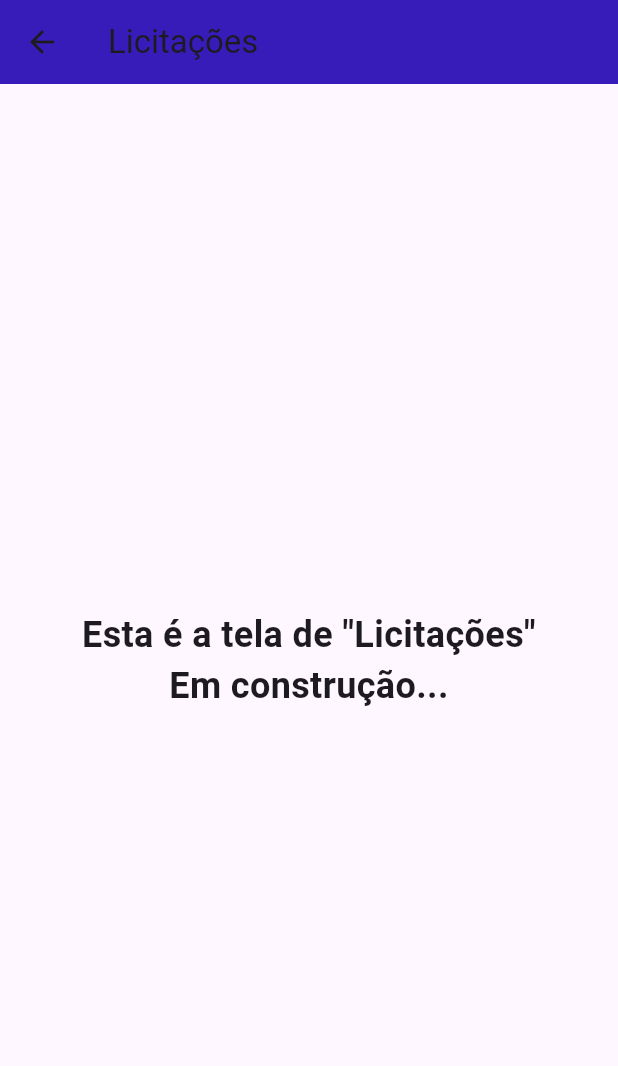
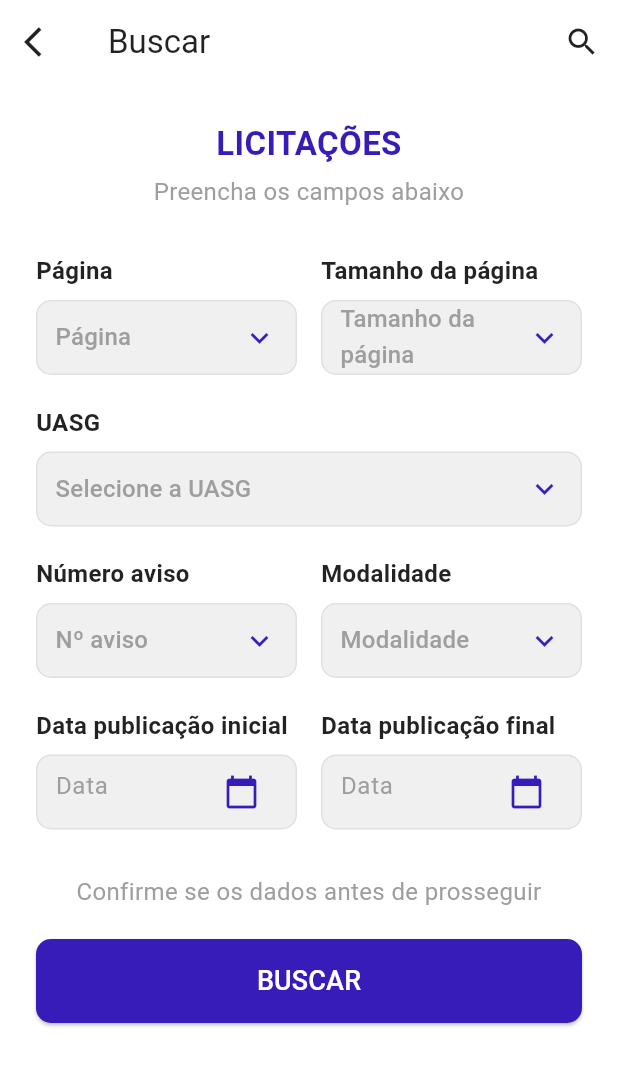
Before and after one commit to jo4ovictor/devmobile, a Flutter app: the TelaBuscar screen opened directly, after a tap on "Licitações", on a phone screen of 412 x 824 dp. Shown: the top 1066 px of the screen. Run offline on Flutter 3.47's test engine with Material 3 defaults, Android fonts, the light colour scheme and no system bars.

Commit message:
página de licitações

```diff
--- a/lib/tela-buscar.dart
+++ b/lib/tela-buscar.dart
@@ -6,7 +6,7 @@ import 'package:flutter/material.dart';
 // Por exemplo:
 // import 'package:seu_projeto/tela_buscar_gastos.dart';
 // import 'package:seu_projeto/tela_atas_registro.dart';
-// import 'package:seu_projeto/tela_licitacoes.dart';
+import 'package:devmobile/tela-licitacoes.dart';
 // import 'package:seu_projeto/tela_fornecedores.dart';
 
 
@@ -89,8 +89,8 @@ class TelaBuscar extends StatelessWidget {
                       onTap: () {
                         // Navegar para a tela de Licitações
                         // Exemplo:
-                        // Navigator.push(context, MaterialPageRoute(builder: (context) => const TelaLicitacoes()));
-                         _showPlaceholderScreen(context, 'Licitações');
+                        Navigator.push(context, MaterialPageRoute(builder: (context) => const TelaLicitacoes()));
+
                       },
                     ),
                     const SizedBox(height: 20),
--- a/lib/tela-licitacoes.dart
+++ b/lib/tela-licitacoes.dart
@@ -0,0 +1,395 @@
+// lib/tela_licitacoes.dart
+import 'package:flutter/material.dart';
+
+class TelaLicitacoes extends StatefulWidget {
+  const TelaLicitacoes({super.key});
+
+  @override
+  State<TelaLicitacoes> createState() => _TelaLicitacoesState();
+}
+
+class _TelaLicitacoesState extends State<TelaLicitacoes> {
+  // Cores
+  static const Color azulPrincipal = Color.fromRGBO(56, 28, 185, 1);
+  static const Color cinzaClaroCard = Color(0xFFF0F0F0); // Cor de fundo dos cards/campos
+
+  // Valores selecionados para os Dropdowns
+  String? _paginaSelecionada;
+  String? _tamanhoPaginaSelecionado;
+  String? _uasgSelecionada;
+  String? _numeroAvisoSelecionado;
+  String? _modalidadeSelecionada;
+
+  // Controladores para os campos de data
+  final TextEditingController _dataPublicacaoInicialController = TextEditingController();
+  final TextEditingController _dataPublicacaoFinalController = TextEditingController();
+
+  // Opções para os Dropdowns
+  final List<String> _opcoesPagina = ['1', '2', '3', '4', '5']; // Exemplo
+  final List<String> _opcoesTamanhoPagina = ['10', '20', '50', '100']; // Exemplo
+  final List<String> _opcoesUASG = ['Selecione a UASG', 'UASG 1', 'UASG 2', 'UASG 3']; // Exemplo
+  final List<String> _opcoesNumeroAviso = ['Nº aviso', 'Aviso 1', 'Aviso 2']; // Exemplo
+  final List<String> _opcoesModalidade = ['Modalidade', 'Pregão', 'Concorrência', 'Tomada de Preços']; // Exemplo
+
+  // Função para exibir o DatePicker
+  Future<void> _selectDate(BuildContext context, TextEditingController controller) async {
+    final DateTime? picked = await showDatePicker(
+      context: context,
+      initialDate: DateTime.now(),
+      firstDate: DateTime(2000),
+      lastDate: DateTime(2101),
+      builder: (context, child) {
+        return Theme(
+          data: Theme.of(context).copyWith(
+            colorScheme: const ColorScheme.light(
+              primary: azulPrincipal, // Cor principal do DatePicker
+              onPrimary: Colors.white, // Cor do texto nos botões do DatePicker
+              onSurface: Colors.black87, // Cor do texto no calendário
+            ),
+            textButtonTheme: TextButtonThemeData(
+              style: TextButton.styleFrom(
+                foregroundColor: azulPrincipal, // Cor dos botões de texto (CANCELAR, OK)
+              ),
+            ),
+          ),
+          child: child!,
+        );
+      },
+    );
+    if (picked != null) {
+      setState(() {
+        controller.text = "${picked.day}/${picked.month}/${picked.year}";
+      });
+    }
+  }
+
+  @override
+  void dispose() {
+    _dataPublicacaoInicialController.dispose();
+    _dataPublicacaoFinalController.dispose();
+    super.dispose();
+  }
+
+  @override
+  Widget build(BuildContext context) {
+    return Scaffold(
+      backgroundColor: Colors.white, // Fundo azul
+      appBar: AppBar(
+        backgroundColor: Colors.white,
+        elevation: 0,
+        leading: IconButton(
+          icon: const Icon(Icons.arrow_back_ios, color: Colors.black87),
+          onPressed: () {
+            Navigator.of(context).pop();
+          },
+        ),
+        title: const Text(
+          'Buscar', // Conforme a imagem
+          style: TextStyle(color: Colors.black87),
+        ),
+        actions: [
+          IconButton(
+            icon: const Icon(Icons.search, color: Colors.black87), // Ícone de lupa
+            onPressed: () {
+              // Ação do ícone de busca
+              print('Ícone de busca clicado!');
+            },
+          ),
+        ],
+      ),
+      body: Column(
+        children: [
+          // Espaço roxo acima do container branco
+          Expanded(
+            flex: 0, // Ajuste para o tamanho da AppBar + um pouco mais
+            child: Container(color: azulPrincipal),
+          ),
+          // Container branco com o formulário
+          Expanded(
+            flex: 7, // Ajuste para a altura do container branco
+            child: Container(
+              width: double.infinity,
+              decoration: const BoxDecoration(
+                color: Colors.white,
+                borderRadius: BorderRadius.only(
+                  topLeft: Radius.circular(30.0),
+                  topRight: Radius.circular(30.0),
+                ),
+              ),
+              child: SingleChildScrollView(
+                padding: const EdgeInsets.all(24.0),
+                child: Column(
+                  crossAxisAlignment: CrossAxisAlignment.stretch,
+                  mainAxisAlignment: MainAxisAlignment.spaceBetween,
+                  children: [
+                    const Text(
+                      'LICITAÇÕES',
+                      style: TextStyle(
+                        fontSize: 22,
+                        fontWeight: FontWeight.bold,
+                        color: azulPrincipal,
+                      ),
+                      textAlign: TextAlign.center, // Centraliza o título
+                    ),
+                    const SizedBox(height: 5),
+                    const Text(
+                      'Preencha os campos abaixo',
+                      style: TextStyle(
+                        fontSize: 16,
+                        color: Colors.grey,
+                      ),
+                      textAlign: TextAlign.center, // Centraliza o subtítulo
+                    ),
+                    const SizedBox(height: 30),
+
+                    // Campos de Página e Tamanho da Página
+                    Row(
+                      children: [
+                        Expanded(
+                          child: _buildDropdownField(
+                            label: 'Página',
+                            value: _paginaSelecionada,
+                            items: _opcoesPagina,
+                            onChanged: (newValue) {
+                              setState(() {
+                                _paginaSelecionada = newValue;
+                              });
+                            },
+                          ),
+                        ),
+                        const SizedBox(width: 16),
+                        Expanded(
+                          child: _buildDropdownField(
+                            label: 'Tamanho da página',
+                            value: _tamanhoPaginaSelecionado,
+                            items: _opcoesTamanhoPagina,
+                            onChanged: (newValue) {
+                              setState(() {
+                                _tamanhoPaginaSelecionado = newValue;
+                              });
+                            },
+                          ),
+                        ),
+                      ],
+                    ),
+                    const SizedBox(height: 20),
+
+                    // Campo UASG
+                    _buildDropdownField(
+                      label: 'UASG',
+                      value: _uasgSelecionada,
+                      items: _opcoesUASG,
+                      onChanged: (newValue) {
+                        setState(() {
+                          _uasgSelecionada = newValue;
+                        });
+                      },
+                    ),
+                    const SizedBox(height: 20),
+
+                    // Campos Número aviso e Modalidade
+                    Row(
+                      children: [
+                        Expanded(
+                          child: _buildDropdownField(
+                            label: 'Número aviso',
+                            value: _numeroAvisoSelecionado,
+                            items: _opcoesNumeroAviso,
+                            onChanged: (newValue) {
+                              setState(() {
+                                _numeroAvisoSelecionado = newValue;
+                              });
+                            },
+                          ),
+                        ),
+                        const SizedBox(width: 16),
+                        Expanded(
+                          child: _buildDropdownField(
+                            label: 'Modalidade',
+                            value: _modalidadeSelecionada,
+                            items: _opcoesModalidade,
+                            onChanged: (newValue) {
+                              setState(() {
+                                _modalidadeSelecionada = newValue;
+                              });
+                            },
+                          ),
+                        ),
+                      ],
+                    ),
+                    const SizedBox(height: 20),
+
+                    // Campos de Data
+                    Row(
+                      children: [
+                        Expanded(
+                          child: _buildDateField(
+                            label: 'Data publicação inicial',
+                            controller: _dataPublicacaoInicialController,
+                          ),
+                        ),
+                        const SizedBox(width: 16),
+                        Expanded(
+                          child: _buildDateField(
+                            label: 'Data publicação final',
+                            controller: _dataPublicacaoFinalController,
+                          ),
+                        ),
+                      ],
+                    ),
+                    const SizedBox(height: 30),
+
+                    // Texto de confirmação
+                    const Center(
+                      child: Text(
+                        'Confirme se os dados antes de prosseguir',
+                        style: TextStyle(
+                          fontSize: 16,
+                          color: Colors.grey,
+                        ),
+                        textAlign: TextAlign.center,
+                      ),
+                    ),
+                    const SizedBox(height: 20),
+
+                    // Botão BUSCAR
+
+                      ElevatedButton(
+                        onPressed: () {
+                          // Ação do botão BUSCAR
+                          print('Botão BUSCAR clicado!');
+                          print('Página: $_paginaSelecionada');
+                          print('Tamanho da Página: $_tamanhoPaginaSelecionado');
+                          print('UASG: $_uasgSelecionada');
+                          print('Número Aviso: $_numeroAvisoSelecionado');
+                          print('Modalidade: $_modalidadeSelecionada');
+                          print('Data Inicial: ${_dataPublicacaoInicialController.text}');
+                          print('Data Final: ${_dataPublicacaoFinalController.text}');
+                        },
+                        style: ElevatedButton.styleFrom(
+                          backgroundColor: azulPrincipal,
+                          shape: RoundedRectangleBorder(
+                            borderRadius: BorderRadius.circular(10.0),
+                          ),
+                          padding: const EdgeInsets.symmetric(vertical: 15),
+                        ),
+                        child: const Text(
+                          'BUSCAR',
+                          style: TextStyle(fontSize: 18, color: Colors.white),
+                        ),
+                      ),
+
+                    const SizedBox(height: 50), // Espaço no final
+                  ],
+                ),
+              ),
+            ),
+          ),
+        ],
+      ),
+    );
+  }
+
+  // Widget auxiliar para construir um campo Dropdown
+  Widget _buildDropdownField({
+    required String label,
+    required String? value,
+    required List<String> items,
+    required ValueChanged<String?> onChanged,
+  }) {
+    return Column(
+      crossAxisAlignment: CrossAxisAlignment.start,
+      children: [
+        Text(
+          label,
+          style: const TextStyle(
+            fontSize: 16,
+            fontWeight: FontWeight.bold,
+            color: Colors.black87,
+          ),
+        ),
+        const SizedBox(height: 8),
+        Container(
+          padding: const EdgeInsets.symmetric(horizontal: 12),
+          decoration: BoxDecoration(
+            color: cinzaClaroCard, // Cor de fundo do campo
+            borderRadius: BorderRadius.circular(10.0),
+            border: Border.all(color: Colors.grey.shade300), // Borda sutil
+          ),
+          child: DropdownButtonHideUnderline(
+            child: DropdownButton<String>(
+              isExpanded: true,
+              value: value,
+              icon: const Icon(Icons.keyboard_arrow_down, color: azulPrincipal),
+              onChanged: onChanged,
+              items: items.map<DropdownMenuItem<String>>((String item) {
+                return DropdownMenuItem<String>(
+                  value: item == items.first && item.contains('Selecione') || item.contains('Nº aviso') || item.contains('Modalidade')
+                      ? null // Se for o item placeholder, o valor é null para permitir que o hint apareça
+                      : item,
+                  child: Text(
+                    item,
+                    style: TextStyle(
+                      color: item == items.first && item.contains('Selecione') || item.contains('Nº aviso') || item.contains('Modalidade')
+                          ? Colors.grey // Cor para o hint
+                          : Colors.black87,
+                    ),
+                  ),
+                );
+              }).toList(),
+              hint: Text(
+                label, // O hint será o próprio label para Dropdowns
+                style: const TextStyle(color: Colors.grey),
+              ),
+            ),
+          ),
+        ),
+      ],
+    );
+  }
+
+  // Widget auxiliar para construir um campo de Data
+  Widget _buildDateField({
+    required String label,
+    required TextEditingController controller,
+  }) {
+    return Column(
+      crossAxisAlignment: CrossAxisAlignment.start,
+      children: [
+        Text(
+          label,
+          style: const TextStyle(
+            fontSize: 16,
+            fontWeight: FontWeight.bold,
+            color: Colors.black87,
+          ),
+        ),
+        const SizedBox(height: 8),
+        GestureDetector(
+          onTap: () => _selectDate(context, controller),
+          child: AbsorbPointer( // Impede que o TextField receba foco e abra o teclado
+            child: Container(
+              padding: const EdgeInsets.symmetric(horizontal: 12),
+              decoration: BoxDecoration(
+                color: cinzaClaroCard,
+                borderRadius: BorderRadius.circular(10.0),
+                border: Border.all(color: Colors.grey.shade300),
+              ),
+              child: TextField(
+                controller: controller,
+                readOnly: true, // Torna o campo somente leitura
+                decoration: InputDecoration(
+                  hintText: 'Data',
+                  hintStyle: const TextStyle(color: Colors.grey),
+                  border: InputBorder.none, // Remove a borda padrão do TextField
+                  suffixIcon: Icon(Icons.calendar_today, color: azulPrincipal), // Ícone de calendário
+                ),
+                style: const TextStyle(color: Colors.black87),
+              ),
+            ),
+          ),
+        ),
+      ],
+    );
+  }
+}
```
Also changed, not shown: pubspec.lock.
